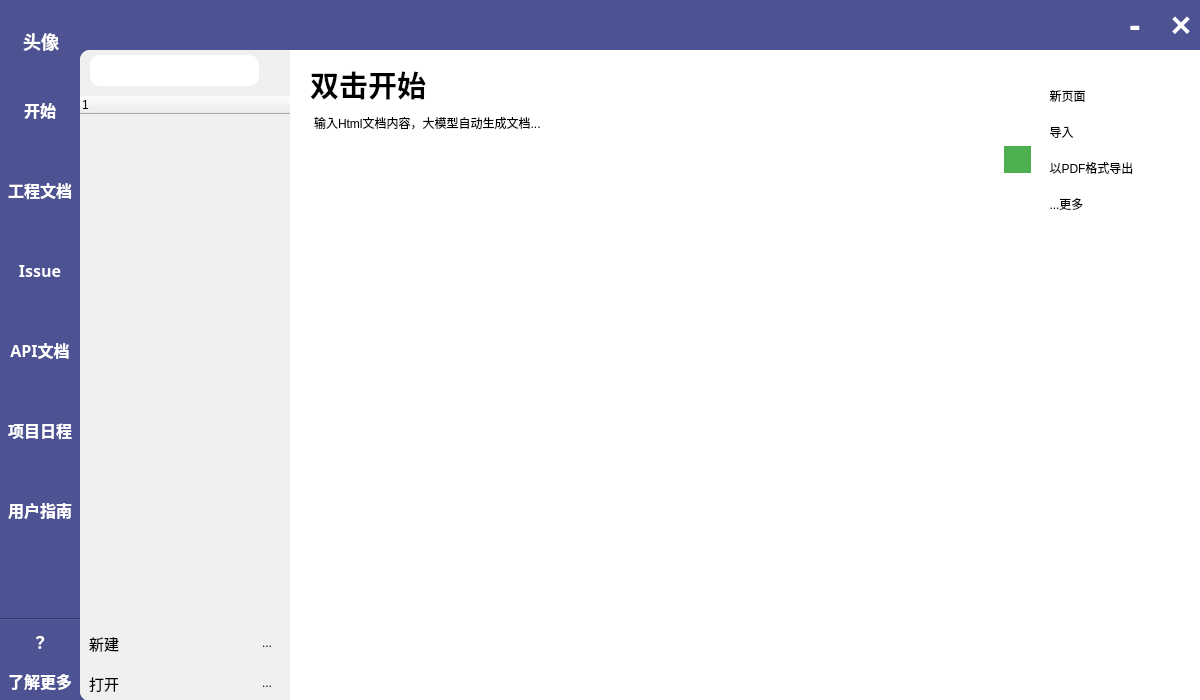
The window that src/mainwindow.ui (luobiwen/LDocs) describes before a commit, drawn with Qt 5.
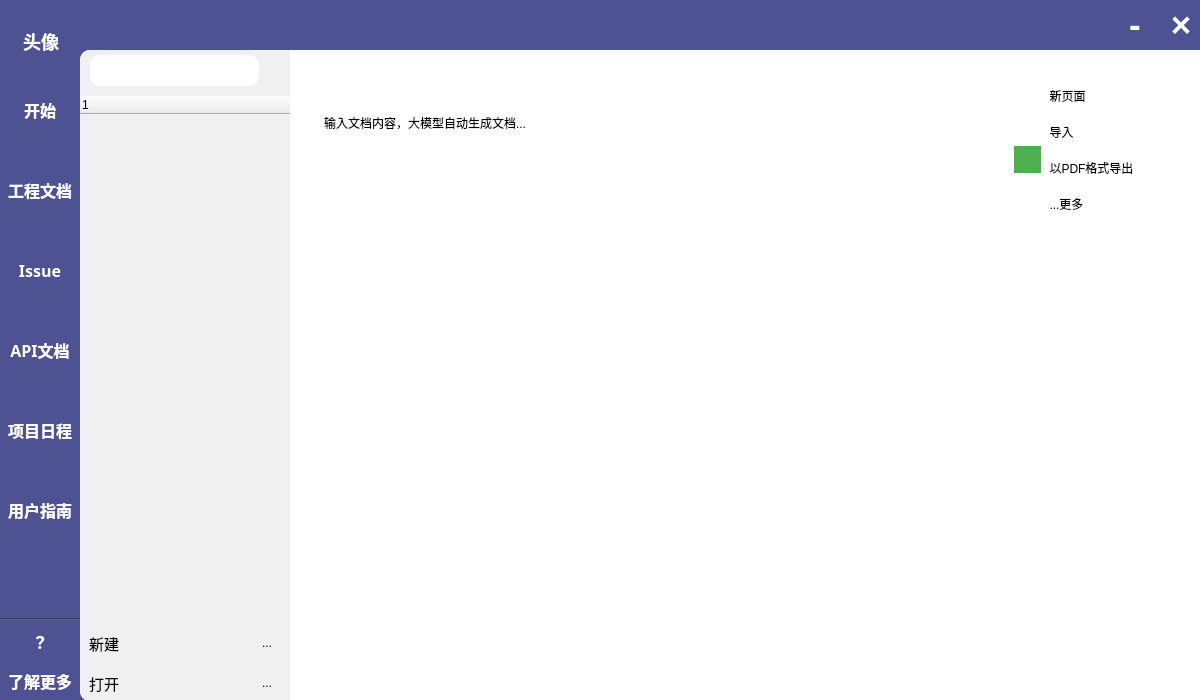
The same window after the commit. The open tabs and pages were chosen to show the change. Icons and pictures are not drawn.

```diff
--- a/src/mainwindow.ui
+++ b/src/mainwindow.ui
@@ -1469,10 +1469,10 @@
      <widget class="QWidget" name="widget_22" native="true">
       <property name="geometry">
        <rect>
-        <x>-10</x>
+        <x>0</x>
         <y>0</y>
         <width>751</width>
-        <height>701</height>
+        <height>651</height>
        </rect>
       </property>
       <layout class="QVBoxLayout" name="verticalLayout_17">
@@ -1489,28 +1489,27 @@
         <number>10</number>
        </property>
        <item>
-        <widget class="QLabel" name="label_15">
+        <widget class="QLineEdit" name="lineEdit_2">
+         <property name="sizePolicy">
+          <sizepolicy hsizetype="Expanding" vsizetype="Fixed">
+           <horstretch>0</horstretch>
+           <verstretch>0</verstretch>
+          </sizepolicy>
+         </property>
          <property name="minimumSize">
           <size>
-           <width>709</width>
+           <width>0</width>
            <height>50</height>
           </size>
          </property>
          <property name="maximumSize">
           <size>
-           <width>10000</width>
+           <width>16777215</width>
            <height>50</height>
           </size>
          </property>
          <property name="styleSheet">
-          <string notr="true">QLabel {
-  border: none;
-    margin: 0px;
-    padding: 0px;
-}</string>
-         </property>
-         <property name="text">
-          <string>&lt;html&gt;&lt;head/&gt;&lt;body&gt;&lt;p&gt;&lt;span style=&quot; font-size:22pt; font-weight:700;&quot;&gt;双击开始&lt;/span&gt;&lt;/p&gt;&lt;/body&gt;&lt;/html&gt;</string>
+          <string notr="true">border:none;</string>
          </property>
         </widget>
        </item>
@@ -1563,7 +1562,7 @@
 li.unchecked::marker { content: &quot;\2610&quot;; }
 li.checked::marker { content: &quot;\2612&quot;; }
 &lt;/style&gt;&lt;/head&gt;&lt;body style=&quot; font-family:'Microsoft YaHei UI'; font-size:9pt; font-weight:400; font-style:normal;&quot;&gt;
-&lt;p style=&quot; margin-top:0px; margin-bottom:0px; margin-left:0px; margin-right:0px; -qt-block-indent:0; text-indent:0px;&quot;&gt;输入Html文档内容，大模型自动生成文档...&lt;/p&gt;&lt;/body&gt;&lt;/html&gt;</string>
+&lt;p style=&quot; margin-top:6px; margin-bottom:6px; margin-left:0px; margin-right:0px; -qt-block-indent:0; text-indent:0px;&quot;&gt;输入文档内容，大模型自动生成文档...&lt;/p&gt;&lt;/body&gt;&lt;/html&gt;</string>
             </property>
            </widget>
           </item>
```
Left out of the diff: 16 changed lines with no effect on the pictures.
